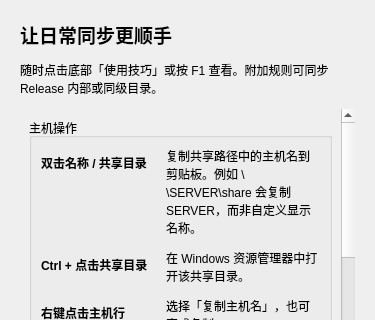
The window that src/usagetipsdialog.ui (UUxxXxxUU/SyncTool) describes before a commit, drawn with Qt 5; both pictures show x 0 to 375 and y 0 to 320 of the 375 by 495 pixel window.
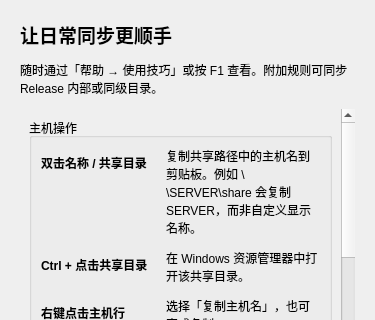
The same window after the commit.

Commit message:
feat: [Codex] 新增同步完成提示与偏好设置，发布 1.0.9
每台主机实际复制并通过校验后，排队显示 1 秒半透明完成提示；
检查、无需复制、失败和取消不显示成功提示，托盘运行时仍可看到提示。

新增设置、帮助菜单与独立偏好设置窗口，收拢同步、启动和更新参数。
底部显示自动同步状态和扫描间隔，发现新版本时提供更新入口。
设置保存失败时保留原值，保存时保留编辑期间新产生的同步记录。

验证：CMake Release 原生 Windows 回归 30 passed / 0 failed，
Debug CTest 通过；100% / 150% 缩放、真实 localhost 共享复制、
规则过滤、取消、文件占用、逐主机提示及设置保存/取消均通过。
同步引擎与共享连接保护代码未修改。

实现与验证：Codex（OpenAI）。

```diff
--- a/src/usagetipsdialog.ui
+++ b/src/usagetipsdialog.ui
@@ -37,7 +37,7 @@
       <item>
         <widget class="QLabel" name="intro">
           <property name="text">
-            <string>随时点击底部「使用技巧」或按 F1 查看。附加规则可同步 Release 内部或同级目录。</string>
+              <string>随时通过「帮助 → 使用技巧」或按 F1 查看。附加规则可同步 Release 内部或同级目录。</string>
           </property>
           <property name="wordWrap">
             <bool>true</bool>
```
The commit also changes 15 other files.
